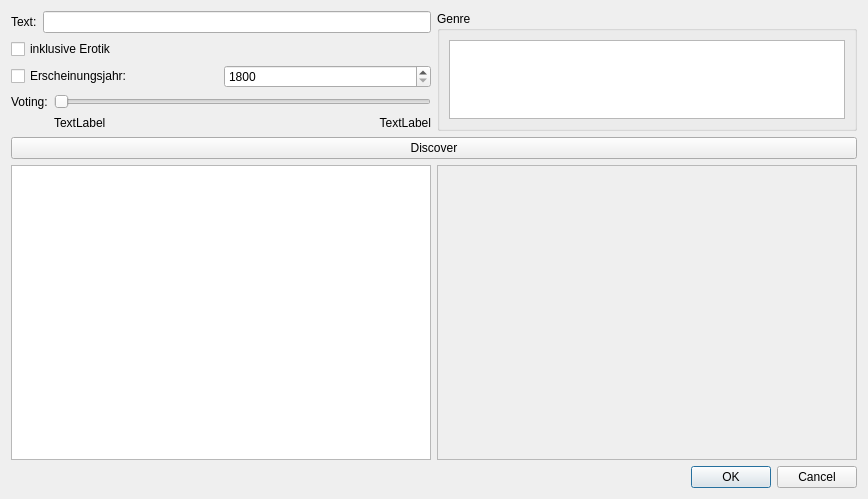
Above: cmoviediscover.ui from birkeh/qtMultimediaDB before the change. Below: the same form after it.
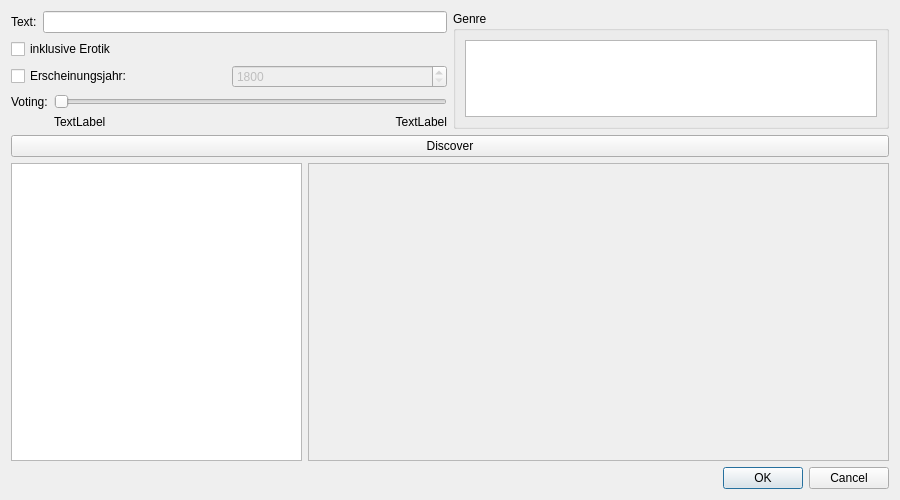
That is the form after the change. Custom widgets are drawn as their Qt base class.

Commit message: added movie discover

The edit to the form file:
```diff
--- a/cmoviediscover.ui
+++ b/cmoviediscover.ui
@@ -6,8 +6,8 @@
    <rect>
     <x>0</x>
     <y>0</y>
-    <width>868</width>
-    <height>499</height>
+    <width>900</width>
+    <height>500</height>
    </rect>
   </property>
   <property name="windowTitle">
@@ -15,7 +15,7 @@
   </property>
   <layout class="QGridLayout" name="gridLayout_3">
    <item row="0" column="0">
-    <layout class="QVBoxLayout" name="verticalLayout_3" stretch="1,2">
+    <layout class="QVBoxLayout" name="verticalLayout_3" stretch="1,10">
      <item>
       <layout class="QVBoxLayout" name="verticalLayout_2">
        <item>
@@ -54,6 +54,9 @@
              </item>
              <item>
               <widget class="QSpinBox" name="m_lpYear">
+               <property name="enabled">
+                <bool>false</bool>
+               </property>
                <property name="minimum">
                 <number>1800</number>
                </property>
@@ -135,12 +138,12 @@
       </layout>
      </item>
      <item>
-      <layout class="QHBoxLayout" name="horizontalLayout_4">
+      <layout class="QHBoxLayout" name="horizontalLayout_4" stretch="1,2">
        <item>
         <widget class="QTreeView" name="m_lpMovies"/>
        </item>
        <item>
-        <widget class="QScrollArea" name="m_lpMovieDetails">
+        <widget class="QScrollArea" name="m_lpMovieDetailsScroller">
          <property name="widgetResizable">
           <bool>true</bool>
          </property>
@@ -149,10 +152,15 @@
            <rect>
             <x>0</x>
             <y>0</y>
-            <width>418</width>
-            <height>283</height>
+            <width>579</width>
+            <height>284</height>
            </rect>
           </property>
+          <layout class="QGridLayout" name="gridLayout_4">
+           <item row="0" column="0">
+            <widget class="cMovieDetails" name="m_lpMovieDetails" native="true"/>
+           </item>
+          </layout>
          </widget>
         </widget>
        </item>
@@ -178,6 +186,12 @@
    <extends>QSlider</extends>
    <header>qxtspanslider.h</header>
   </customwidget>
+  <customwidget>
+   <class>cMovieDetails</class>
+   <extends>QWidget</extends>
+   <header>cmoviedetails.h</header>
+   <container>1</container>
+  </customwidget>
  </customwidgets>
  <resources/>
  <connections>
```
Left out of the diff: 6 changed lines with no effect on the pictures. The commit also changes 5 other files.
